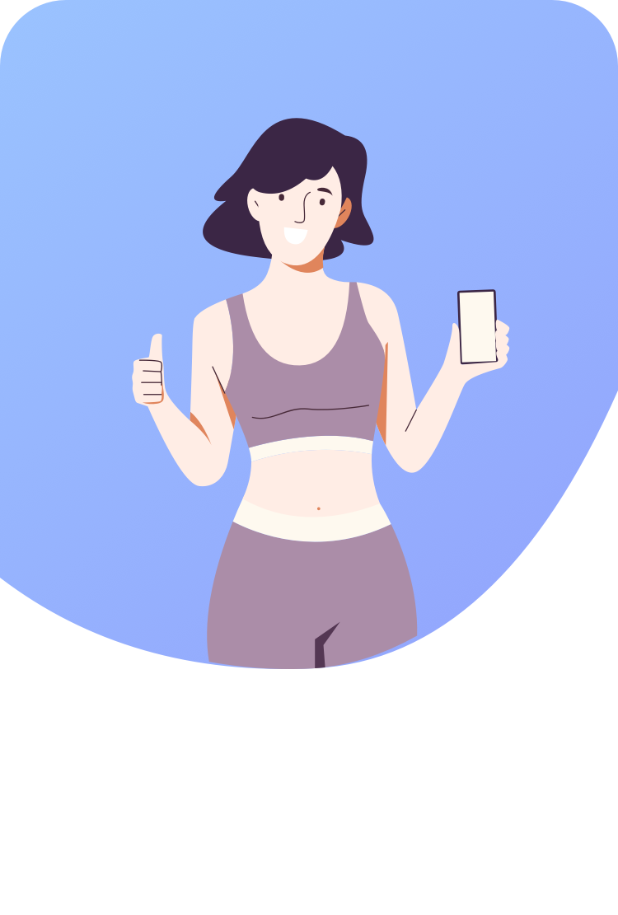
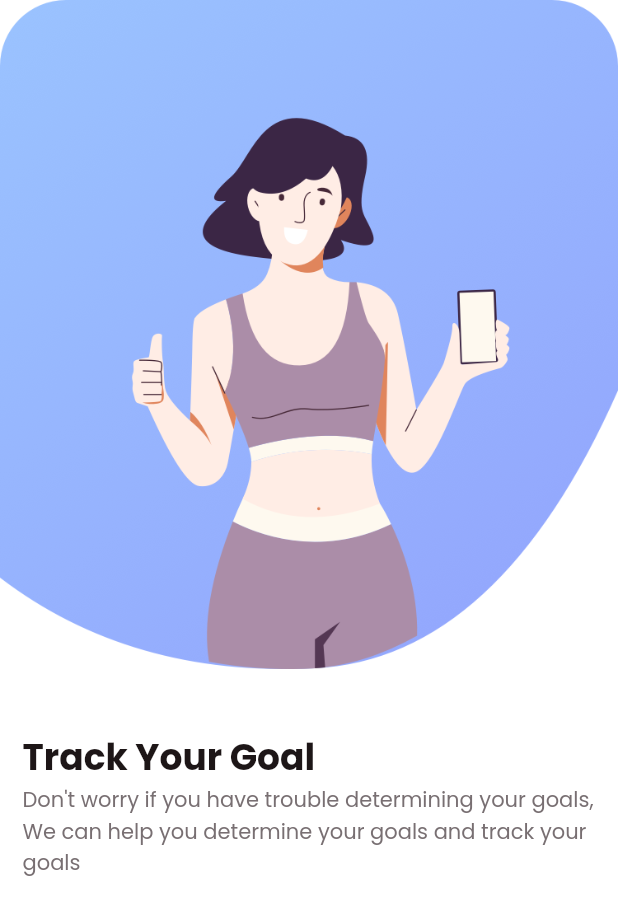
Before and after one commit to mdmanik74/Daily_Exercises_Flutter, a Flutter app: the screen it shows after launch, on a phone screen of 412 x 824 dp. Shown: the top 915 px of the screen. Run offline on Flutter 3.47's test engine with Material 2 defaults, Android fonts, the phone set to English and light mode, and no system bars.

Commit message:
onboard desgin and text

```diff
--- a/lib/on_boarding/on_boarding_page.dart
+++ b/lib/on_boarding/on_boarding_page.dart
@@ -25,7 +25,37 @@ class _OnboardViewState extends State<OnboardView> {
               height: media.height,
               child: Column(
                 mainAxisAlignment: MainAxisAlignment.start,
-                children: [Image.asset("assets/img/on_1.png",width: media.width,fit: BoxFit.fitWidth,)],
+                crossAxisAlignment: CrossAxisAlignment.start,
+                children: [
+                  Image.asset(
+                    "assets/img/on_1.png",
+                    width: media.width,
+                    fit: BoxFit.fitWidth,
+                  ),
+                  SizedBox(
+                    height: media.width * 0.1,
+                  ),
+                  Padding(
+                    padding: const EdgeInsets.symmetric(horizontal: 15),
+                    child: Text(
+                      'Track Your Goal',
+                      style: TextStyle(
+                          fontSize: 24,
+                          fontWeight: FontWeight.w700,
+                          color: TColor.black),
+                    ),
+                  ),
+                  Padding(
+                    padding: const EdgeInsets.symmetric(horizontal: 15),
+                    child: Text(
+                      "Don't worry if you have trouble determining your goals, We can help you determine your goals and track your goals",
+                      style: TextStyle(
+                          fontSize: 14,
+
+                          color: TColor.gray),
+                    ),
+                  ),
+                ],
               ),
             );
           })
```
